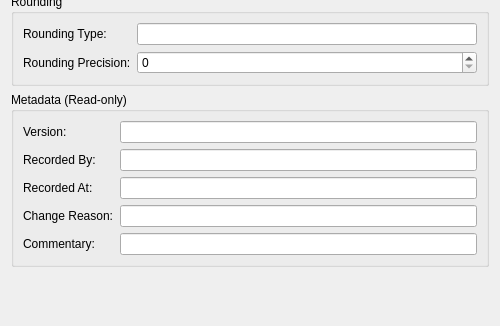
Above: projects/ores.qt/ui/CurrencyDetailDialog.ui from OreStudio/OreStudio before the change; both pictures show x 0 to 500 and y 324 to 650 of the 500 by 650 pixel window. Below: the same form after it.
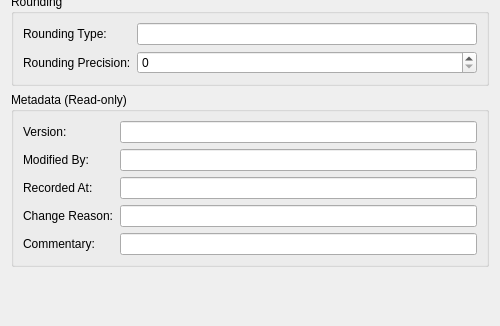
That is the form after the change.

Commit message: [protocol] Fix audit trail metadata: rename recorded_by, remove from wire format

What changed in the file:
```diff
--- a/projects/ores.qt/ui/CurrencyDetailDialog.ui
+++ b/projects/ores.qt/ui/CurrencyDetailDialog.ui
@@ -185,7 +185,7 @@
       <item row="1" column="0">
        <widget class="QLabel" name="labelRecordedBy">
         <property name="text">
-         <string>Recorded By:</string>
+         <string>Modified By:</string>
         </property>
        </widget>
       </item>
```
Left out of the diff: 4 changed lines with no effect on the pictures. The commit also changes 473 other files.
